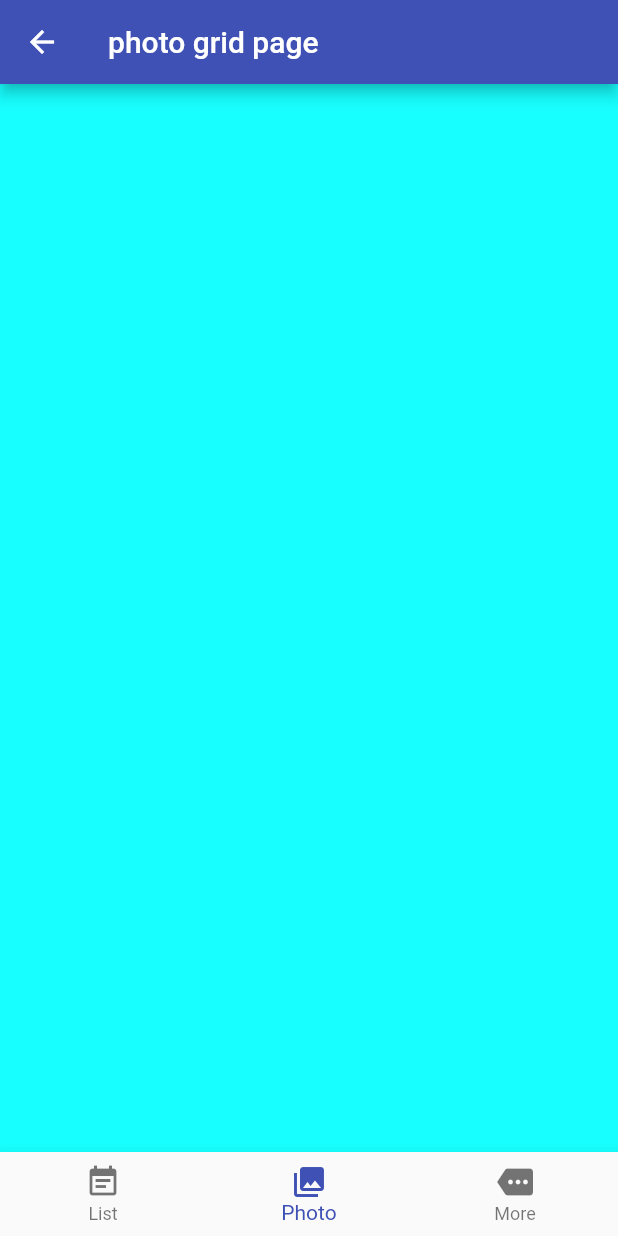
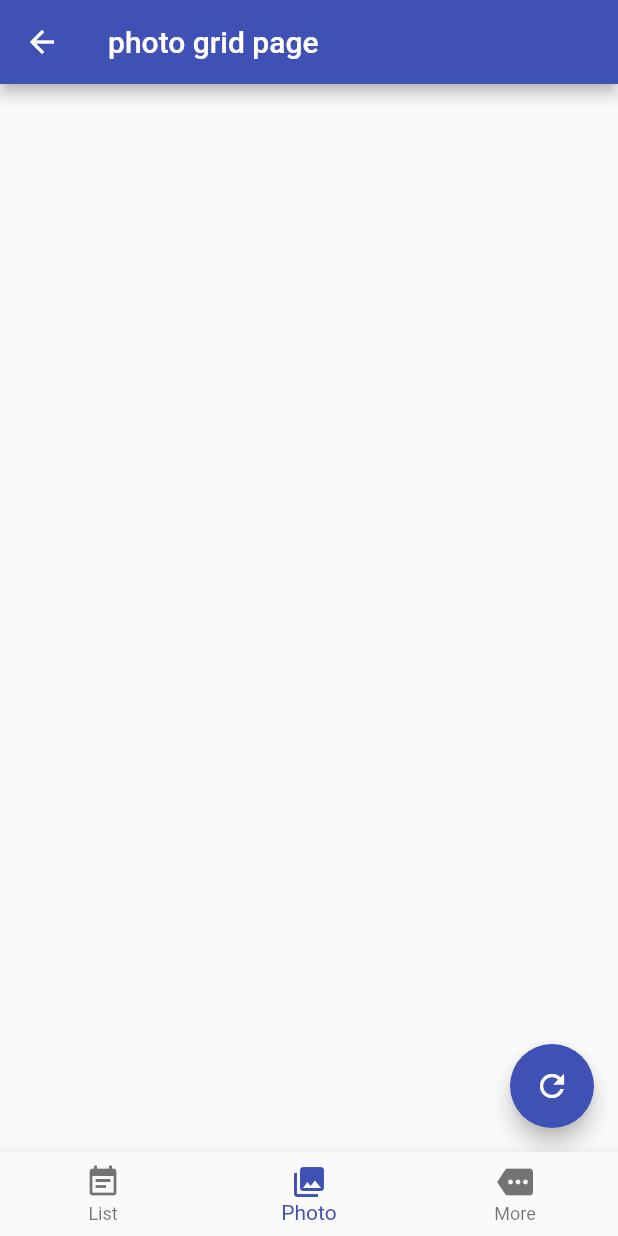
Before and after one commit to jrrnjs/flutter-sample, a Flutter app: the HomePage screen opened directly with empty values, item 2 of the bottom bar chosen, on a phone screen of 412 x 824 dp. Run offline on Flutter 3.47's test engine with Material 2 defaults, Android fonts, the phone set to English and light mode, and no system bars; missing offline and left inert: validate.

Commit message:
phto_page

```diff
--- /dev/null
+++ b/lib/api.dart
@@ -0,0 +1,18 @@
+import 'package:http/http.dart' as http;
+import 'dart:async';
+
+const baseUrl = 'https://secure.flickr.com';
+const defaultHeader = {
+  'Content-Type': 'application/json'
+};
+
+
+const apiKey = '290f2c2d43dab6755e291a6e8062a5e1';
+
+
+class FlickrApi {
+  static Future<http.Response> getImages(String searchText) {
+    var url = baseUrl + '/services/rest/?method=flickr.photos.search&api_key=${apiKey}&text=${searchText}&safe_search=1&content_type=1&sort=interestingness-desc&per_page=30&format=json';
+    return http.get(url, headers: defaultHeader);
+  }
+}
--- a/lib/ui/home/home_page.dart
+++ b/lib/ui/home/home_page.dart
@@ -1,6 +1,6 @@
 import 'package:flutter/material.dart';
 import 'package:flutter_sample/ui/home/tab/list_page.dart';
-
+import 'package:flutter_sample/ui/home/tab/photo_page.dart';
 
 class Home extends StatelessWidget {
   String email;
@@ -28,7 +28,7 @@ class _HomePageState extends State<HomePage> {
   int _currentIndex = 0;
   final List<Widget> _children = [
     ListTabPage(),
-    Container(color: Colors.cyanAccent),
+    PhotoTabPage(),
     Container(color: Colors.pinkAccent)
   ];
   final List<String> _title = [
--- /dev/null
+++ b/lib/ui/home/tab/photo_page.dart
@@ -0,0 +1,117 @@
+import 'package:flutter/material.dart';
+import 'package:flutter_sample/api.dart';
+import 'dart:convert';
+import 'dart:math';
+
+class PhotoTabPage extends StatefulWidget {
+  final List<_Photo> _items = [];
+  final List<String> _randomKeyword = [
+    'night view',
+    'newyork',
+    'paris',
+    'pizza',
+    'balloon',
+    'super car',
+    'space',
+    'university',
+    'apple',
+    'orange',
+    'forest',
+    'flowers',
+    'shoes',
+    'sand',
+    'sea',
+    'sky'
+  ];
+
+  @override
+  State createState() {
+    return _PhotoTabPageState();
+  }
+}
+
+class _PhotoTabPageState extends State<PhotoTabPage> {
+
+  void _getImages(String keyword) async {
+    var response = await FlickrApi.getImages(keyword);
+    setState(() {
+      final cutBody = response.body.substring(14, response.body.length - 1);
+      var responseBody = (json.decode(cutBody) as Map<String, dynamic>);
+      var result = _FlickrResult.fromJson(responseBody['photos']);
+      widget._items.clear();
+      widget._items.addAll(result.photo);
+    });
+  }
+
+  @override
+  Widget build(BuildContext context) {
+    return Scaffold(
+      body: GridView.extent(
+        maxCrossAxisExtent: 150.0,
+        mainAxisSpacing: 5.0,
+        crossAxisSpacing: 5.0,
+        children: _buildGridTiles(),
+      ),
+      floatingActionButton: FloatingActionButton(
+        child: Icon(Icons.refresh),
+        onPressed: () {
+          final index = Random.secure().nextInt(widget._randomKeyword.length-1);
+          _getImages(widget._randomKeyword[index]);
+        },
+      ),
+    );
+  }
+
+  List<Widget> _buildGridTiles() {
+    List<Container> containers =
+        List<Container>.generate(widget._items.length, (index) {
+      final item = widget._items[index];
+      return Container(
+        child: new Image.network(item.thumbnailUrl, fit: BoxFit.cover),
+      );
+    });
+    return containers;
+  }
+}
+
+class _FlickrResult {
+  int page;
+  int pages;
+  int perpage;
+  String total;
+  List<_Photo> photo;
+
+  _FlickrResult(this.page, this.pages, this.perpage, this.total, this.photo);
+
+  _FlickrResult.fromJson(Map map)
+      : page = map['page'] as int,
+        pages = map['pages'] as int,
+        perpage = map['perpage'] as int,
+        total = map['total'] as String,
+        photo = (map['photo'] as Iterable)
+            .map((obj) => _Photo.fromJson(obj))
+            .toList();
+}
+
+class _Photo {
+  String id;
+  String secret;
+  String server;
+  int farm;
+
+  _Photo(this.id, this.secret, this.server, this.farm);
+
+  _Photo.fromJson(Map json)
+      : id = json['id'],
+        secret = json['secret'],
+        server = json['server'],
+        farm = json['farm'];
+
+  String get thumbnailUrl {
+    return 'http://farm${this.farm}.staticflickr.com/${this.server}/${this.id}_${this.secret}_t.jpg';
+  }
+
+  String get photoUrl {
+    return 'http://farm${this.farm}.staticflickr.com/${this.server}/${this.id}_${this.secret}_b.jpg';
+  }
+}
--- a/pubspec.yaml
+++ b/pubspec.yaml
@@ -16,6 +16,7 @@ dependencies:
   flutter:
     sdk: flutter
 
+  http:
   validate: 1.7.0
 
 
```
